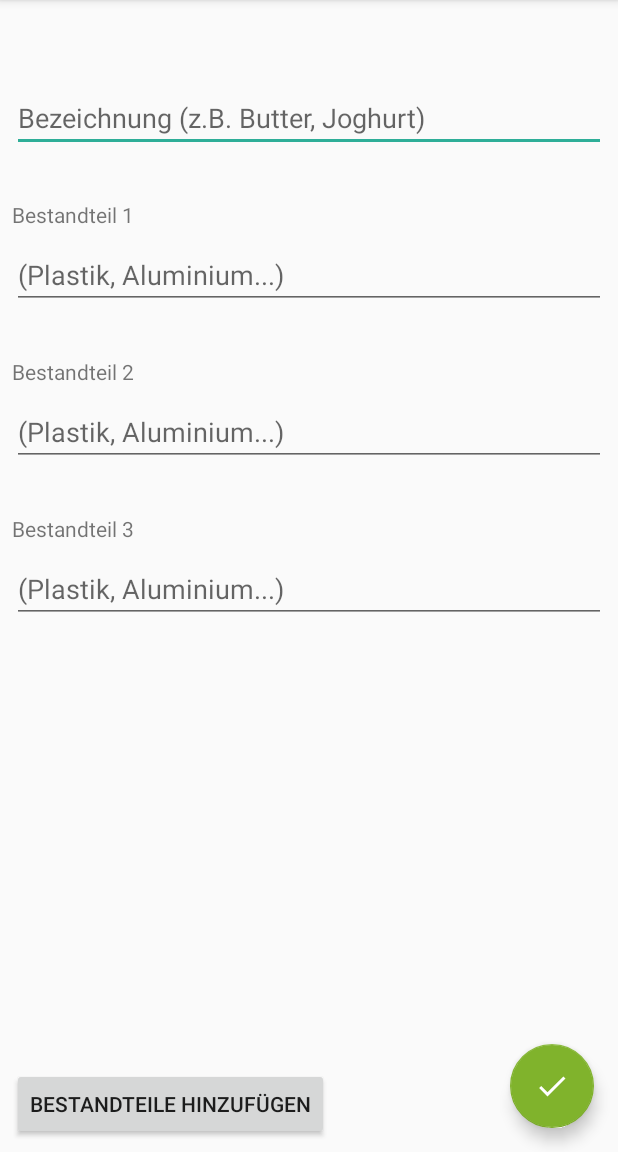
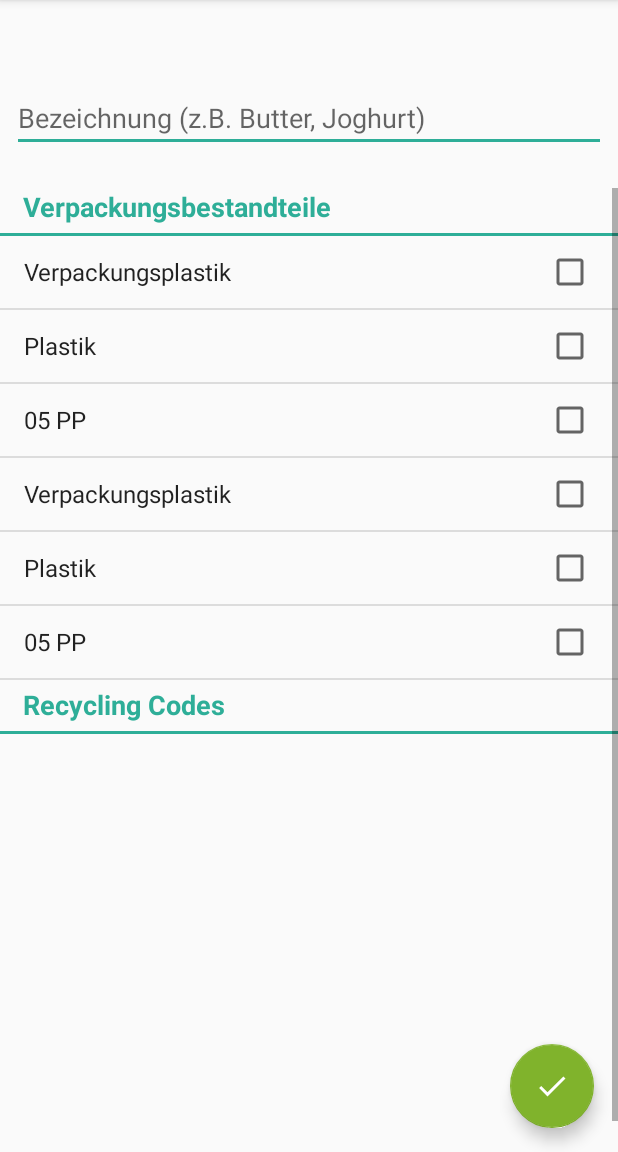
Before and after one commit to Jojoblume/RecycleScan, an Android app: the NewProduct screen opened directly, with no data from a screen before it, on a phone screen of 412 x 824 dp, the part 84-1236 px from its top. Run offline under Robolectric (Android 15) with nearby library versions, the phone set to English and light mode, and no system bars; our stand-ins replace Firebase (no records; nobody signed in at launch, a user with empty details on screens opened directly); 1 statement that could not run was skipped.

Commit message:
Design Änderung und getChecked Items.

```diff
--- a/RecycleScan/app/src/main/java/com/example/jojo/recyclescan/BestandList.java
+++ b/RecycleScan/app/src/main/java/com/example/jojo/recyclescan/BestandList.java
@@ -24,6 +24,7 @@ public class BestandList extends AppCompatActivity {
 
     ListView lv;
     FloatingActionButton btn_finish;
+    public static ArrayList<String> übergabe = new ArrayList<>();
 
     @Override
     protected void onCreate(Bundle savedInstanceState) {
@@ -45,7 +46,6 @@ public class BestandList extends AppCompatActivity {
         ArrayAdapter<String> list = new ArrayAdapter<String>(BestandList.this, android.R.layout.simple_list_item_multiple_choice, combined);
         lv.setAdapter(list);
 
-        final ArrayList<String> übergabe = new ArrayList<>();
 
         lv.setChoiceMode(AbsListView.CHOICE_MODE_MULTIPLE);
         lv.setOnItemClickListener(new AdapterView.OnItemClickListener() {
@@ -79,7 +79,6 @@ public class BestandList extends AppCompatActivity {
                 {
                     //TODO: Backward Intent or Shared Preference or OnActivity Result...
                     Intent back = new Intent(getApplicationContext(), NewProduct.class);
-                    back.putExtra("LISTBES", übergabe);
                     startActivity(back);
                 }
             }
--- a/RecycleScan/app/src/main/java/com/example/jojo/recyclescan/NewProduct.java
+++ b/RecycleScan/app/src/main/java/com/example/jojo/recyclescan/NewProduct.java
@@ -6,17 +6,25 @@ import android.support.design.widget.FloatingActionButton;
 import android.support.v7.app.AppCompatActivity;
 import android.os.Bundle;
 import android.util.Log;
+import android.util.SparseBooleanArray;
 import android.view.View;
+import android.widget.AbsListView;
+import android.widget.AdapterView;
+import android.widget.ArrayAdapter;
 import android.widget.Button;
 import android.widget.EditText;
+import android.widget.ListView;
 import android.widget.TextView;
+import android.widget.Toast;
 
 import com.google.android.gms.tasks.OnFailureListener;
 import com.google.android.gms.tasks.OnSuccessListener;
 import com.google.firebase.firestore.FirebaseFirestore;
 
 import java.util.ArrayList;
+import java.util.Arrays;
 import java.util.HashMap;
+import java.util.List;
 import java.util.Map;
 
 public class NewProduct extends AppCompatActivity {
@@ -25,10 +33,9 @@ public class NewProduct extends AppCompatActivity {
     TextView textEAN;
     FloatingActionButton btn_float;
     EditText textBez;
-    EditText text1;
-    EditText text2;
-    EditText text3;
-    Button btn_bes;
+    ListView lv1;
+    public static String[] übergabe = {"","","","",""};
+
 
     @Override
     protected void onCreate(Bundle savedInstanceState) {
@@ -40,16 +47,38 @@ public class NewProduct extends AppCompatActivity {
         textEAN.setText(ean);
 
         textBez = findViewById(R.id.editTextBez);
-        text1 = findViewById(R.id.editText1);
-        text2 = findViewById(R.id.editText2);
-        text3 = findViewById(R.id.editText3);
 
-        btn_bes = findViewById(R.id.button2);
-        btn_bes.setOnClickListener(new View.OnClickListener() {
+        lv1 = findViewById(R.id.list1);
+        //TODO: 2. Liste mit Recyclingcodes...
+
+        //Daten
+        GelberSack gelb = new GelberSack();
+        //hier dann glas und Altpapier Liste..
+        GelberSack gelb2 = new GelberSack();
+        ArrayList<String> combined = new ArrayList<>();
+        combined.addAll(gelb.listeGelb);
+        //hier dann glas und Altpapier Liste..
+        combined.addAll(gelb2.listeGelb);
+
+        ArrayAdapter<String> list = new ArrayAdapter<String>(NewProduct.this, android.R.layout.simple_list_item_multiple_choice, combined);
+        lv1.setAdapter(list);
+
+
+        lv1.setChoiceMode(AbsListView.CHOICE_MODE_MULTIPLE);
+        lv1.setOnItemClickListener(new AdapterView.OnItemClickListener() {
             @Override
-            public void onClick(View v) {
-            Intent nextIntent = new Intent(getApplicationContext(), BestandList.class);
-            startActivity(nextIntent);
+            public void onItemClick(AdapterView<?> parent, View view, int position, long id) {
+                //Verdreht?? isItemChecked...
+                if ( lv1.isItemChecked(position)){
+                    lv1.setItemChecked(position, true);
+
+                }
+                else
+                {
+                    lv1.setItemChecked(position, false);
+
+                }
+
             }
         });
 
@@ -57,16 +86,33 @@ public class NewProduct extends AppCompatActivity {
         btn_float.setOnClickListener(new View.OnClickListener() {
             @Override
             public void onClick(View v) {
+                //TODO: Wenn übergabe. size + andere Liste+size >5!!!
+                if(lv1.getCheckedItemCount()>5){
+                    Toast.makeText(getApplicationContext(),  "Max 5 Bestandteile auswählen!", Toast.LENGTH_SHORT).show();
+                }
+                else
+                {
                     String bez = textBez.getText().toString();
-                ArrayList<String> array = getIntent().getStringArrayListExtra("LISTBES");
+                    int counter = 0;
+
+                    SparseBooleanArray checked = lv1.getCheckedItemPositions();
+                    for (int i = 0; i < checked.size(); i++)
+                    {
+                        if (checked.valueAt(i))
+                        {
+                            int pos = checked.keyAt(i);
+                            übergabe[counter] = lv1.getItemAtPosition(pos).toString();
+                            counter++;
+                        }
+                    }
 
                     Map<String, Object> product = new HashMap<>();
                      product.put("Bezeichnung", bez);
-                product.put("Bestandteil 1", array.get(0));
-                product.put("Bestandteil 2", array.get(1));
-                product.put("Bestandteil 3", array.get(2));
-                product.put("Bestandteil 4", array.get(3));
-                product.put("Bestandteil 5", array.get(4));
+                     product.put("Bestandteil 1", übergabe[0]);
+                     product.put("Bestandteil 2", übergabe[1]);
+                     product.put("Bestandteil 3", übergabe[2]);
+                     product.put("Bestandteil 4", übergabe[3]);
+                     product.put("Bestandteil 5", übergabe[4]);
 
                     db.collection("Produkte").document(ean)
                             .set(product)
@@ -84,6 +130,8 @@ public class NewProduct extends AppCompatActivity {
                                     Log.w(MainActivity.TAG, "Error writing document", e);
                                 }
                             });
+                }
+
 
 
             }
--- a/RecycleScan/app/src/main/res/layout/activity_new_product.xml
+++ b/RecycleScan/app/src/main/res/layout/activity_new_product.xml
@@ -41,105 +41,70 @@
         android:id="@+id/textViewEAN2"
         android:layout_width="wrap_content"
         android:layout_height="wrap_content"
-        android:layout_marginStart="8dp"
-        android:layout_marginLeft="8dp"
+        android:layout_marginStart="16dp"
+        android:layout_marginLeft="16dp"
         android:layout_marginTop="8dp"
         android:text="EAN"
         app:layout_constraintStart_toStartOf="parent"
         app:layout_constraintTop_toTopOf="parent" />
 
-    <EditText
-        android:id="@+id/editText1"
-        android:layout_width="0dp"
-        android:layout_height="wrap_content"
-        android:layout_marginStart="8dp"
-        android:layout_marginLeft="8dp"
-        android:layout_marginTop="8dp"
-        android:layout_marginEnd="8dp"
-        android:layout_marginRight="8dp"
-        android:ems="10"
-        android:hint="(Plastik, Aluminium...)"
-        android:inputType="textPersonName"
+    <ScrollView
+        android:layout_width="fill_parent"
+        android:layout_height="0dp"
+        android:layout_marginTop="24dp"
+        app:layout_constraintBottom_toBottomOf="parent"
         app:layout_constraintEnd_toEndOf="parent"
         app:layout_constraintStart_toStartOf="parent"
-        app:layout_constraintTop_toBottomOf="@+id/textView3" />
+        app:layout_constraintTop_toBottomOf="@+id/editTextBez">
 
-    <EditText
-        android:id="@+id/editText2"
-        android:layout_width="0dp"
+        <LinearLayout
+            android:layout_width="fill_parent"
             android:layout_height="wrap_content"
-        android:layout_marginStart="8dp"
-        android:layout_marginLeft="8dp"
-        android:layout_marginTop="8dp"
-        android:layout_marginEnd="8dp"
-        android:layout_marginRight="8dp"
-        android:ems="10"
-        android:hint="(Plastik, Aluminium...)"
-        android:inputType="textPersonName"
-        app:layout_constraintEnd_toEndOf="parent"
-        app:layout_constraintHorizontal_bias="0.0"
-        app:layout_constraintStart_toStartOf="parent"
-        app:layout_constraintTop_toBottomOf="@+id/textView4" />
-
-    <EditText
-        android:id="@+id/editText3"
-        android:layout_width="0dp"
-        android:layout_height="wrap_content"
-        android:layout_marginStart="8dp"
-        android:layout_marginLeft="8dp"
-        android:layout_marginTop="8dp"
-        android:layout_marginEnd="8dp"
-        android:layout_marginRight="8dp"
-        android:ems="10"
-        android:hint="(Plastik, Aluminium...)"
-        android:inputType="textPersonName"
-        app:layout_constraintEnd_toEndOf="parent"
-        app:layout_constraintHorizontal_bias="0.0"
-        app:layout_constraintStart_toStartOf="parent"
-        app:layout_constraintTop_toBottomOf="@+id/textView5" />
+            android:orientation="vertical">
 
             <TextView
-        android:id="@+id/textView3"
                 android:layout_width="wrap_content"
                 android:layout_height="wrap_content"
-        android:layout_marginStart="8dp"
-        android:layout_marginLeft="8dp"
-        android:layout_marginTop="32dp"
-        android:text="Bestandteil 1"
-        app:layout_constraintStart_toStartOf="parent"
-        app:layout_constraintTop_toBottomOf="@+id/editTextBez" />
+                android:paddingLeft="15dp"
+                android:paddingBottom="5dp"
+                android:text="Verpackungsbestandteile"
+                android:textColor="@color/colorAccent"
+                android:textSize="18sp"
+                android:textStyle="bold" />
+
+            <View
+                android:layout_width="fill_parent"
+                android:layout_height="2dp"
+                android:background="@color/colorAccent" />
+
+            <ListView
+                android:id="@+id/list1"
+                android:layout_width="fill_parent"
+                android:layout_height="300dp" />
 
             <TextView
-        android:id="@+id/textView4"
                 android:layout_width="wrap_content"
                 android:layout_height="wrap_content"
-        android:layout_marginStart="8dp"
-        android:layout_marginLeft="8dp"
-        android:layout_marginTop="32dp"
-        android:text="Bestandteil 2"
-        app:layout_constraintStart_toStartOf="parent"
-        app:layout_constraintTop_toBottomOf="@+id/editText1" />
+                android:paddingLeft="15dp"
+                android:paddingBottom="5dp"
+                android:text="Recycling Codes"
+                android:textColor="@color/colorAccent"
+                android:textSize="18sp"
+                android:textStyle="bold" />
 
-    <TextView
-        android:id="@+id/textView5"
-        android:layout_width="wrap_content"
-        android:layout_height="wrap_content"
-        android:layout_marginStart="8dp"
-        android:layout_marginLeft="8dp"
-        android:layout_marginTop="32dp"
-        android:text="Bestandteil 3"
-        app:layout_constraintStart_toStartOf="parent"
-        app:layout_constraintTop_toBottomOf="@+id/editText2" />
+            <View
+                android:layout_width="fill_parent"
+                android:layout_height="2dp"
+                android:background="@color/colorAccent" />
 
-    <Button
-        android:id="@+id/button2"
-        android:layout_width="wrap_content"
-        android:layout_height="wrap_content"
-        android:layout_marginStart="8dp"
-        android:layout_marginLeft="8dp"
-        android:layout_marginBottom="8dp"
-        android:text="Bestandteile hinzufügen"
-        app:layout_constraintBottom_toBottomOf="parent"
-        app:layout_constraintStart_toStartOf="parent" />
+            <ListView
+                android:id="@+id/list2"
+                android:layout_width="fill_parent"
+                android:layout_height="300dp" />
+
+
+        </LinearLayout>
+    </ScrollView>
+
 
 </android.support.constraint.ConstraintLayout>
```
Lines whose indentation alone changed are shown as unchanged.
